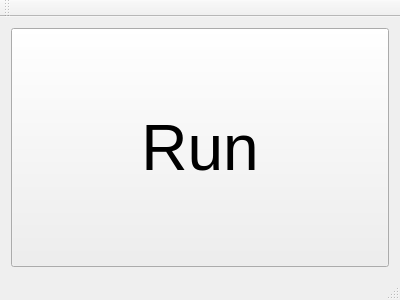
The window that Kunugida/kunugida.ui (tnct-spc/procon2017-comp) describes before a commit, drawn with Qt 5.
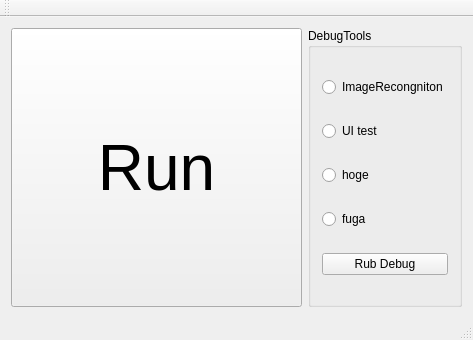
The same window after the commit.

Commit message: [add]テスト用のmenuを追加

What changed in the file:
```diff
--- a/Kunugida/kunugida.ui
+++ b/Kunugida/kunugida.ui
@@ -6,8 +6,8 @@
    <rect>
     <x>0</x>
     <y>0</y>
-    <width>400</width>
-    <height>300</height>
+    <width>473</width>
+    <height>340</height>
    </rect>
   </property>
   <property name="windowTitle">
@@ -41,6 +41,50 @@
         </property>
        </widget>
       </item>
+      <item>
+       <widget class="QGroupBox" name="groupBox">
+        <property name="title">
+         <string>DebugTools</string>
+        </property>
+        <layout class="QVBoxLayout" name="verticalLayout">
+         <item>
+          <widget class="QRadioButton" name="image_recognition_test">
+           <property name="text">
+            <string>ImageRecongniton</string>
+           </property>
+          </widget>
+         </item>
+         <item>
+          <widget class="QRadioButton" name="ui_test">
+           <property name="text">
+            <string>UI test</string>
+           </property>
+          </widget>
+         </item>
+         <item>
+          <widget class="QRadioButton" name="radioButton_3">
+           <property name="text">
+            <string>hoge</string>
+           </property>
+          </widget>
+         </item>
+         <item>
+          <widget class="QRadioButton" name="radioButton_4">
+           <property name="text">
+            <string>fuga</string>
+           </property>
+          </widget>
+         </item>
+         <item>
+          <widget class="QPushButton" name="run_debug_button">
+           <property name="text">
+            <string>Rub Debug</string>
+           </property>
+          </widget>
+         </item>
+        </layout>
+       </widget>
+      </item>
      </layout>
     </item>
    </layout>
```
Left out of the diff: 2 changed lines with no effect on the pictures. The commit also changes 2 other files.
